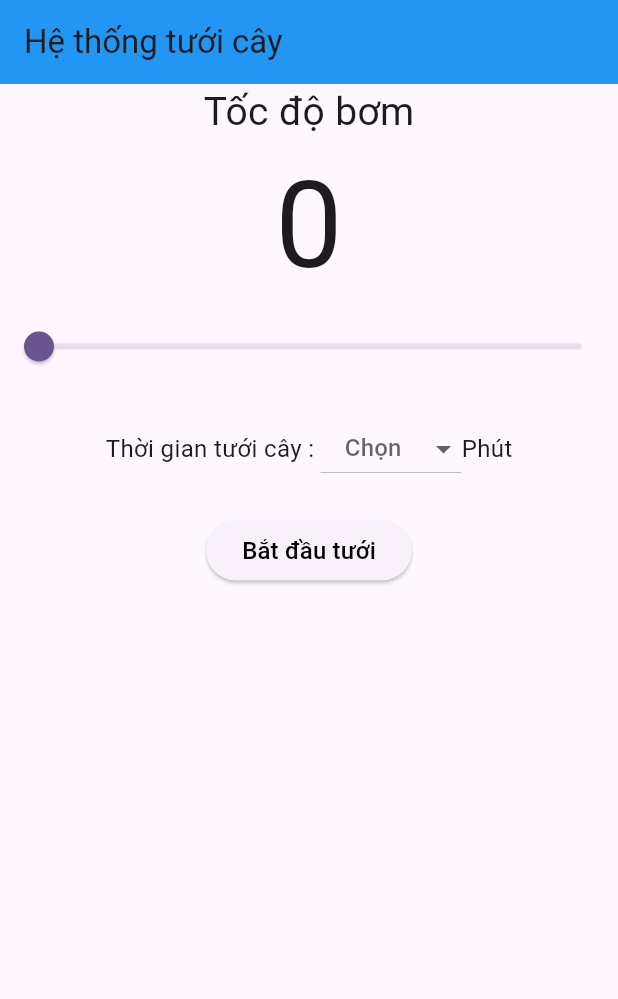
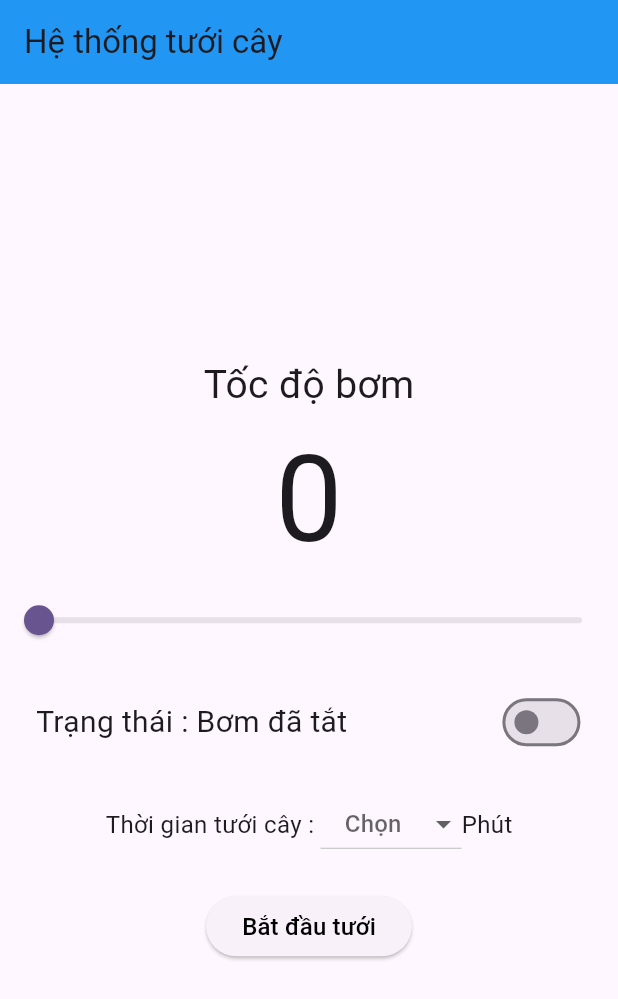
Before and after one commit to pkaquan/test_ipa_build, a Flutter app: the screen it shows after launch, after a tap on "Bắt đầu tưới", on a phone screen of 412 x 824 dp. Shown: the top 999 px of the screen. Run offline on Flutter 3.47's test engine with Material 3 defaults, Android fonts, the light colour scheme and no system bars; drawn by our look-alikes of dropdown_button2; our stand-ins replace cloud_firestore, firebase_core, flutter_screenutil; accounts and stored records are empty.

Commit message:
first commit

```diff
--- a/lib/main.dart
+++ b/lib/main.dart
@@ -1,6 +1,7 @@
 import 'package:duanchutien/screen.dart';
 import 'package:firebase_core/firebase_core.dart';
 import 'package:flutter/material.dart';
+import 'package:flutter_screenutil/flutter_screenutil.dart';
 
 void main()async {
   WidgetsFlutterBinding.ensureInitialized(); // Đảm bảo các binding của Flutter được khởi tạo
@@ -15,6 +16,8 @@ class MyApp extends StatelessWidget {
   // This widget is the root of your application.
   @override
   Widget build(BuildContext context) {
+    return ScreenUtilInit(
+      builder: (context, child) {
         return MaterialApp(
           title: 'Flutter Demo',
           theme: ThemeData(
@@ -23,4 +26,6 @@ class MyApp extends StatelessWidget {
           home: const Screen(),
         );
       }
+    );
   }
+}
--- a/lib/screen.dart
+++ b/lib/screen.dart
@@ -13,11 +13,16 @@ class _ScreenState extends State<Screen> {
   double _currentSlideValue = 0;
   List<int> timeduring = [1, 2, 3, 4, 5, 6, 7, 8, 9, 10];
   int? onSelect;
+  bool switchButton = false;
+
+
+
 
   void speedMotor() async {
     await FirebaseFirestore.instance.collection('EspData').doc('MOTOR').set({
-      'speed durring': _currentSlideValue,
+      'speed durring': (((_currentSlideValue.toInt()) * 1023) / 100).toInt(),
       'time durring': onSelect,
+      'switch': switchButton,
     });
   }
 
@@ -29,6 +34,7 @@ class _ScreenState extends State<Screen> {
         backgroundColor: Colors.blue,
       ),
       body: Column(
+        mainAxisAlignment: MainAxisAlignment.center,
         children: [
           Text('Tốc độ bơm', style: TextStyle(fontSize: 26)),
           Text('${_currentSlideValue.round()}', style: TextStyle(fontSize: 80)),
@@ -41,6 +47,46 @@ class _ScreenState extends State<Screen> {
                 _currentSlideValue = value;
               });
             },
+          ),
+          SizedBox(height: 20),
+          Container(
+            margin: const EdgeInsets.symmetric(horizontal: 24),
+            child: Row(
+              children: [
+                Text("Trạng thái : ", style: TextStyle(fontSize: 20)),
+                SizedBox(
+                  width: 200,
+                  child: StreamBuilder<DocumentSnapshot>(
+                    stream:
+                        FirebaseFirestore.instance
+                            .collection('EspData')
+                            .doc('MOTOR')
+                            .snapshots(),
+                    builder: (context, snapshot) {
+                      var data = snapshot.data?.data() as Map<String, dynamic>?;
+                      bool getSwitchButton = data?['switch'] as bool? ?? false;
+                      return Text(
+                        getSwitchButton ? "Bơm đang chạy" : "Bơm đã tắt",
+
+                        style: TextStyle(fontSize: 20),
+                      );
+                    },
+                  ),
+                ),
+
+                Container(
+                  alignment: Alignment.centerLeft,
+                  child: Switch(
+                    value: switchButton,
+                    onChanged: (value) {
+                      setState(() {
+                        switchButton = value;
+                      });
+                    },
+                  ),
+                ),
+              ],
+            ),
           ),
           SizedBox(height: 20),
           Container(
--- a/pubspec.yaml
+++ b/pubspec.yaml
@@ -37,6 +37,7 @@ dependencies:
   firebase_core: ^3.8.1
   cloud_firestore: ^5.5.1
   dropdown_button2: ^2.3.9
+  flutter_screenutil: ^5.9.3
 
 dev_dependencies:
   flutter_test:
```
Also changed, not shown: pubspec.lock, 1 other file. Lines whose indentation alone changed are shown as unchanged.
